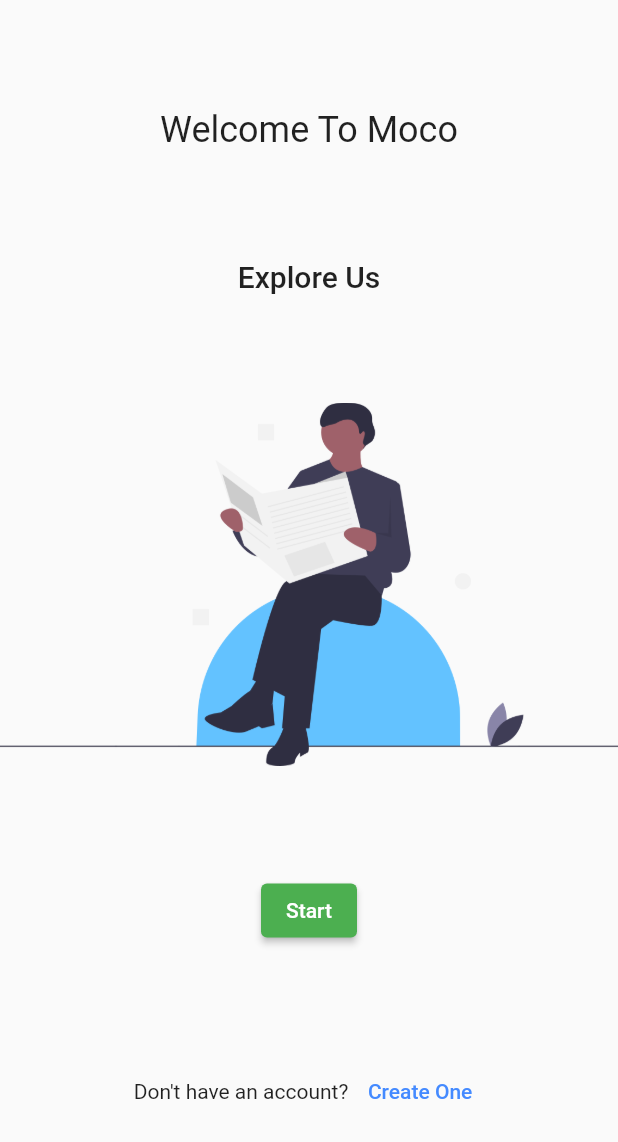
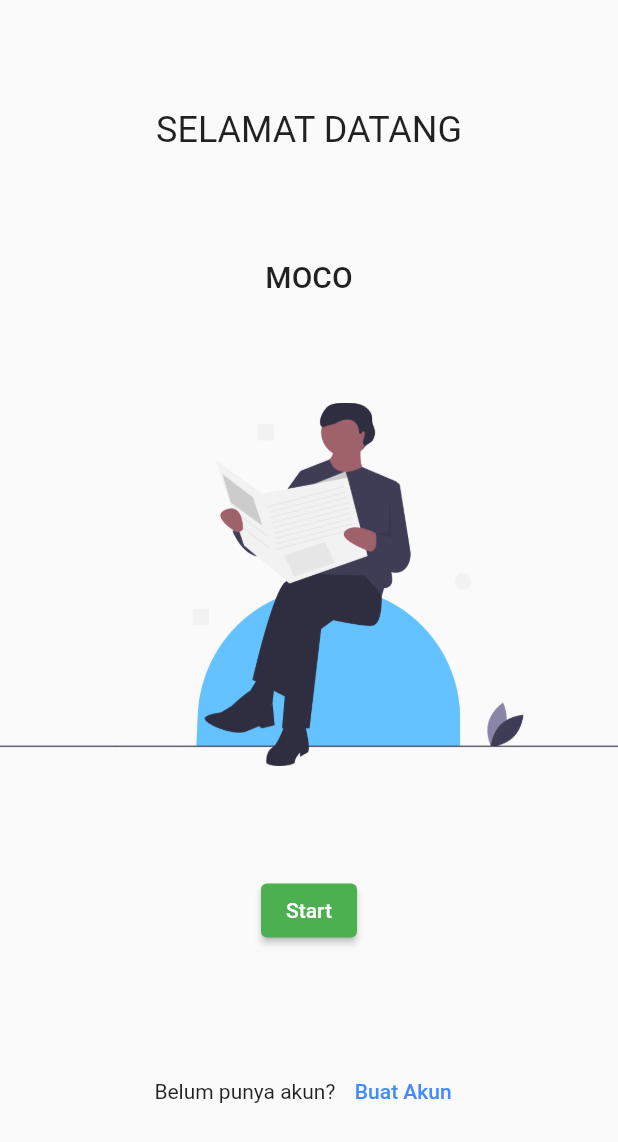
Before and after one commit to 0003Dimas/moco_news, a Flutter app: the screen it shows after launch, on a phone screen of 412 x 824 dp. Shown: the top 1142 px of the screen. Run offline on Flutter 3.47's test engine with Material 2 defaults, Android fonts, the phone set to English and light mode, and no system bars; our stand-ins replace flutter_custom_clippers, flutter_svg, flutter_tts, font_awesome_flutter, google_fonts, rflutter_alert.

Commit message:
initialisasi project

```diff
--- a/moco_news/lib/main.dart
+++ b/moco_news/lib/main.dart
@@ -20,7 +20,7 @@ class MyApp extends StatelessWidget {
       themeMode: ThemeMode.system,
       theme: ThemeData(
         brightness: Brightness.light,
-        backgroundColor: Colors.white24, //background of Moco logo
+        backgroundColor: Colors.blue, //background of Moco logo
         secondaryHeaderColor:
             Colors.blue, //secondary header for Jobs and Audiobooks
         cardColor: Colors.white,
--- a/moco_news/lib/models/traffic_alert.dart
+++ b/moco_news/lib/models/traffic_alert.dart
@@ -30,7 +30,7 @@ class Post {
 
 final List<Post> posts = [
   Post(
-    authorName: 'Md. Siam',
+    authorName: 'Dimas',
     authorImageUrl: 'assets/images/main/mdsiam.png',
     timeAgo: '5 min',
     imageUrl: 'assets/images/traffic_alert/169157577_1966710363491536_4047302796015554658_n.jpg',
--- a/moco_news/lib/screens/LIVE_sports.dart
+++ b/moco_news/lib/screens/LIVE_sports.dart
@@ -66,14 +66,14 @@ class LIVE_SportsScreen extends StatelessWidget {
                             children: <Widget>[
                               const CircleAvatar(
                                 backgroundImage: ExactAssetImage(
-                                    "assets/images/LIVE_Sports/flags/bangladesh.png"),
+                                    "assets/images/LIVE_Sports/flags/australia.png"),
                               ),
                               const Spacer(),
                               Column(
                                 crossAxisAlignment: CrossAxisAlignment.end,
                                 children: <Widget>[
                                   Text(
-                                    "Bangladesh",
+                                    "Australia",
                                     style: teamNameTextStyle,
                                   ),
                                   const SizedBox(height: 5.0),
--- a/moco_news/lib/screens/home.dart
+++ b/moco_news/lib/screens/home.dart
@@ -167,7 +167,7 @@ class _HomeScreenState extends State<HomeScreen> {
                 const SizedBox(height: 10.0),
                 ContentScroll(
                   imageUrl: tech_pic,
-                  title: 'Technology',
+                  title: 'Teknologi',
                   imageHeight: 250.0,
                   imageWidth: 150.0,
                 ),
--- a/moco_news/lib/screens/settings.dart
+++ b/moco_news/lib/screens/settings.dart
@@ -55,7 +55,7 @@ class SettingsScreen extends StatelessWidget {
                             backgroundImage: ExactAssetImage(
                                 'assets/images/main/mdsiam.png'),
                           ),
-                          title:const  Text("Md. Siam"),
+                          title:const  Text("Dimas"),
                           onTap: () {},
                         ),
                         _buildDivider(),
--- a/moco_news/lib/screens/splash_screen.dart
+++ b/moco_news/lib/screens/splash_screen.dart
@@ -17,12 +17,12 @@ class _SplashScreen extends State<SplashScreen> {
           crossAxisAlignment: CrossAxisAlignment.center,
           children: [
             Text(
-              "Welcome To Moco",
+              "SELAMAT DATANG",
               style: Theme.of(context).textTheme.headline5,
               textAlign: TextAlign.center,
             ),
             Text(
-              "Explore Us",
+              "MOCO",
               style: Theme.of(context).textTheme.headline6,
               textAlign: TextAlign.center,
             ),
@@ -51,11 +51,11 @@ class _SplashScreen extends State<SplashScreen> {
             Row(
               mainAxisAlignment: MainAxisAlignment.center,
               children: [
-                const Text("Don't have an account?"),
+                const Text("Belum punya akun?"),
                 const SizedBox(width: 5),
                 TextButton(
                   child: Text(
-                    "Create One",
+                    "Buat Akun",
                     style: Theme.of(context)
                         .textTheme
                         .button!
```
Also changed, not shown: moco_news/assets/images/LIVE_Sports/flags/indonesia.png (added), moco_news/assets/images/main/news.png (added).
